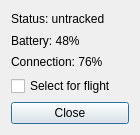
First picture: the form in selectquadrocoptersdialog.ui, repository KITrokopter/gui-concepts, before the edit.
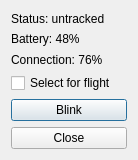
Second picture: the form after the edit.

Commit message: Added blink button to status window.

Patch:
```diff
--- a/selectquadrocoptersdialog.ui
+++ b/selectquadrocoptersdialog.ui
@@ -6,8 +6,8 @@
    <rect>
     <x>0</x>
     <y>0</y>
-    <width>140</width>
-    <height>135</height>
+    <width>138</width>
+    <height>160</height>
    </rect>
   </property>
   <property name="windowTitle">
@@ -42,6 +42,13 @@
      </property>
     </widget>
    </item>
+   <item>
+    <widget class="QPushButton" name="pushButton_2">
+     <property name="text">
+      <string>Blink</string>
+     </property>
+    </widget>
+   </item>
    <item>
     <widget class="QPushButton" name="pushButton">
      <property name="text">
```
The commit also changes 1 other file.
